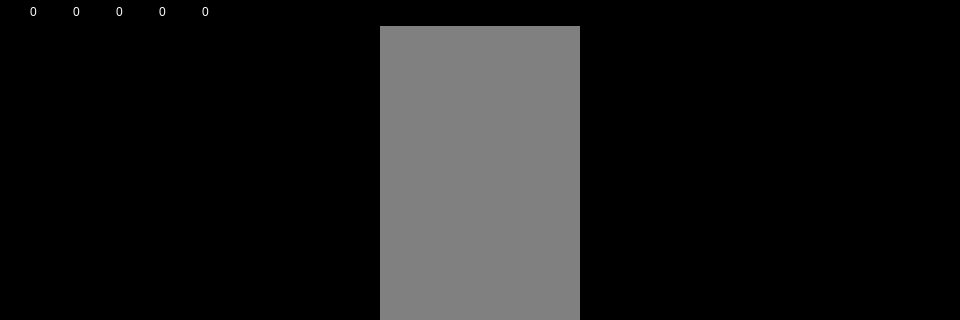
This is Game/mapwindow.ui in jonspe/ohj3-pirkanmaan-valloitus as Qt 5 draws it before an edit; both pictures show x 0 to 960 and y 0 to 320 of the 960 by 600 pixel window. The edited form follows.
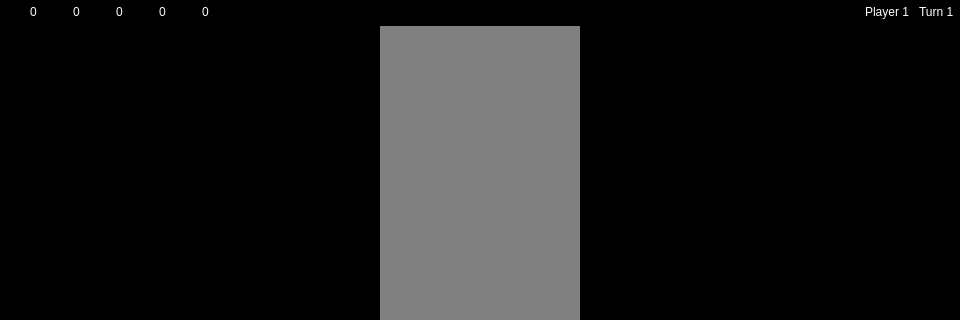
This is the edited form. Icons and pictures are not drawn.

Commit message: started work on main game loop

```diff
--- a/Game/mapwindow.ui
+++ b/Game/mapwindow.ui
@@ -91,7 +91,7 @@
      </layout>
     </item>
     <item row="0" column="0">
-     <layout class="QHBoxLayout" name="horizontalLayout_3" stretch="0,0,0,0,0,0,0,0,0,0,0">
+     <layout class="QHBoxLayout" name="horizontalLayout_3" stretch="0,0,0,0,0,0,0,0,0,0,0,0,0">
       <property name="spacing">
        <number>10</number>
       </property>
@@ -352,6 +352,26 @@
         </property>
        </spacer>
       </item>
+      <item>
+       <widget class="QLabel" name="player_label">
+        <property name="styleSheet">
+         <string notr="true">color: rgb(255, 255, 255);</string>
+        </property>
+        <property name="text">
+         <string>Player 1</string>
+        </property>
+       </widget>
+      </item>
+      <item>
+       <widget class="QLabel" name="turn_label">
+        <property name="styleSheet">
+         <string notr="true">color: rgb(255, 255, 255);</string>
+        </property>
+        <property name="text">
+         <string>Turn 1</string>
+        </property>
+       </widget>
+      </item>
      </layout>
     </item>
    </layout>
```
The commit also changes 2 other files.
